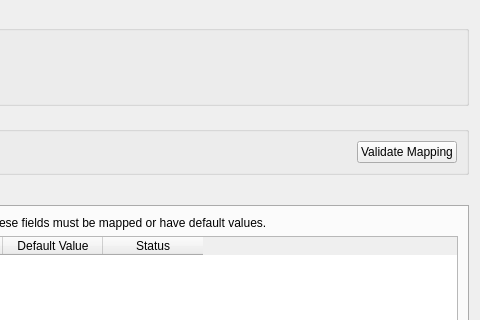
Qt form ui/attribute_mapper_dialog.ui (leonazareth/redbasica_export) before a commit; both pictures show x 320 to 800 and y 0 to 320 of the 800 by 700 pixel window.
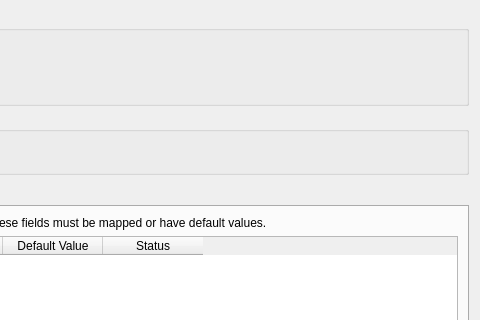
The same form after that commit.

Commit message: Simplify UI: remove unused features (template, preview), add collapsible options, resize dialogs

Patch:
```diff
--- a/ui/attribute_mapper_dialog.ui
+++ b/ui/attribute_mapper_dialog.ui
@@ -107,16 +107,6 @@
         </property>
        </spacer>
       </item>
-      <item>
-       <widget class="QPushButton" name="validateMappingButton">
-        <property name="text">
-         <string>Validate Mapping</string>
-        </property>
-        <property name="toolTip">
-         <string>Check if current mapping is complete and valid</string>
-        </property>
-       </widget>
-      </item>
      </layout>
     </widget>
    </item>
```
The commit also changes 4 other files.
